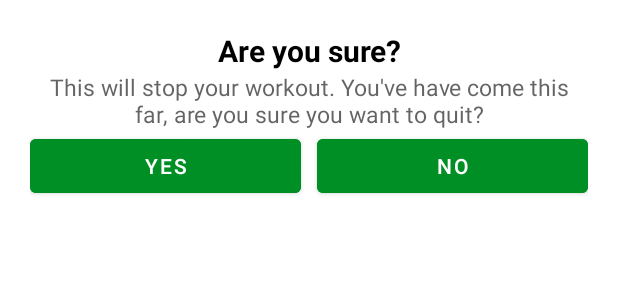
After one commit to gunesserenay/7MinutesWorkout, an Android app: the layout dialog_custom_back_confirmation.xml on its own in the app's theme, with its tools: preview values and no code run, on a phone screen of 412 x 824 dp. The commit adds this screen. Shown: the top 300 px of the screen. Run offline under Robolectric (Android 15) with nearby library versions, the light colour scheme and no system bars.

Commit message:
Custom dialog back confirmation added

```diff
--- /dev/null
+++ b/app/src/main/res/layout/dialog_custom_back_confirmation.xml
@@ -0,0 +1,48 @@
+<?xml version="1.0" encoding="utf-8"?>
+<LinearLayout xmlns:android="http://schemas.android.com/apk/res/android"
+    android:layout_width="match_parent"
+    android:layout_height="wrap_content"
+    android:orientation="vertical"
+    android:padding="20dp">
+
+    <TextView
+        android:layout_width="match_parent"
+        android:layout_height="wrap_content"
+        android:gravity="center"
+        android:text="Are you sure?"
+        android:textColor="@color/black"
+        android:textSize="20sp"
+        android:textStyle="bold" />
+
+    <TextView
+        android:layout_width="match_parent"
+        android:layout_height="wrap_content"
+        android:gravity="center"
+        android:text="This will stop your workout. You've have come this far, are you sure you want to quit?"
+        android:textColor="@color/colorPrimary"
+        android:textSize="15sp" />
+
+    <LinearLayout
+        android:layout_width="match_parent"
+        android:layout_height="wrap_content"
+        android:weightSum="2">
+
+        <Button
+            android:layout_width="0dp"
+            android:id="@+id/btnYes"
+            android:layout_height="wrap_content"
+            android:layout_weight="1"
+            android:backgroundTint="@color/colorAccent"
+            android:layout_marginEnd="5dp"
+            android:text="Yes" />
+
+        <Button
+            android:layout_width="0dp"
+            android:id="@+id/btnNo"
+            android:layout_height="wrap_content"
+            android:layout_marginStart="5dp"
+            android:layout_weight="1"
+            android:backgroundTint="@color/colorAccent"
+            android:text="No" />
+    </LinearLayout>
+</LinearLayout>
```
Also changed, not shown: app/src/main/java/com/moonsunapp/a7minutesworkout/ExerciseActivity.kt (+44 -19 lines).
